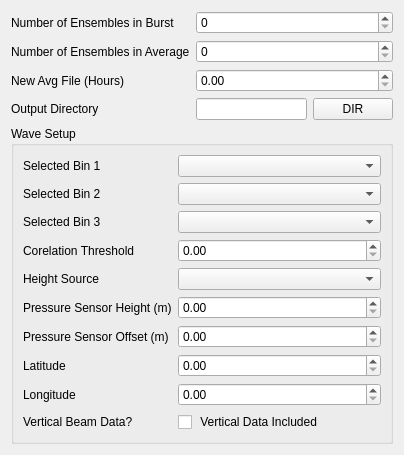
ricorx7/PyAutoWaves, file Setup_View/setup_view.ui: the form before one commit.
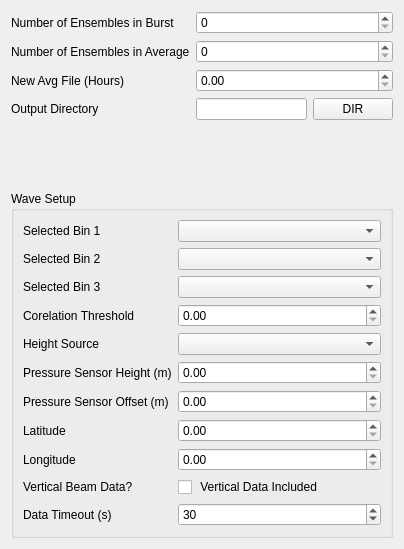
The form after the commit.

The edit to the form file:
```diff
--- a/Setup_View/setup_view.ui
+++ b/Setup_View/setup_view.ui
@@ -7,7 +7,7 @@
     <x>0</x>
     <y>0</y>
     <width>404</width>
-    <height>407</height>
+    <height>549</height>
    </rect>
   </property>
   <property name="sizePolicy">
@@ -195,6 +195,26 @@
           </property>
          </widget>
         </item>
+        <item row="10" column="0">
+         <widget class="QLabel" name="label_13">
+          <property name="text">
+           <string>Data Timeout (s)</string>
+          </property>
+         </widget>
+        </item>
+        <item row="10" column="1">
+         <widget class="QSpinBox" name="dataTimeoutSpinBox">
+          <property name="minimum">
+           <number>0</number>
+          </property>
+          <property name="maximum">
+           <number>9999</number>
+          </property>
+          <property name="value">
+           <number>30</number>
+          </property>
+         </widget>
+        </item>
        </layout>
       </item>
      </layout>
```
